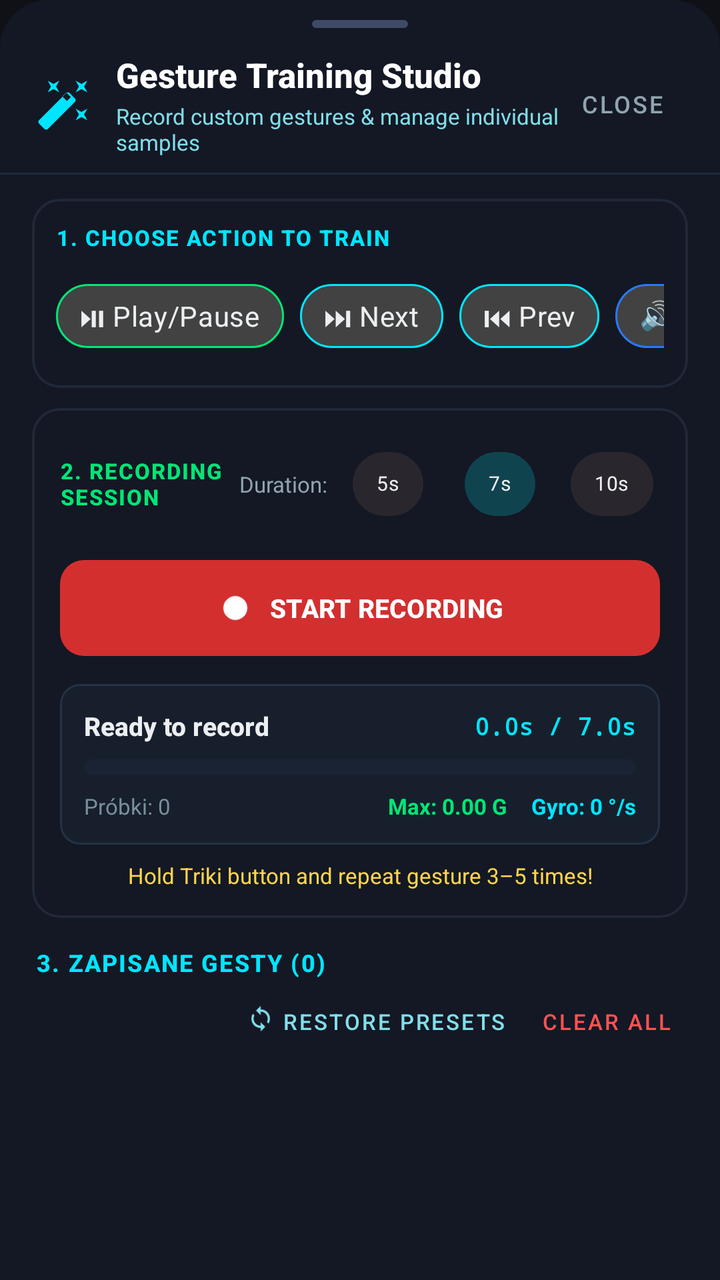
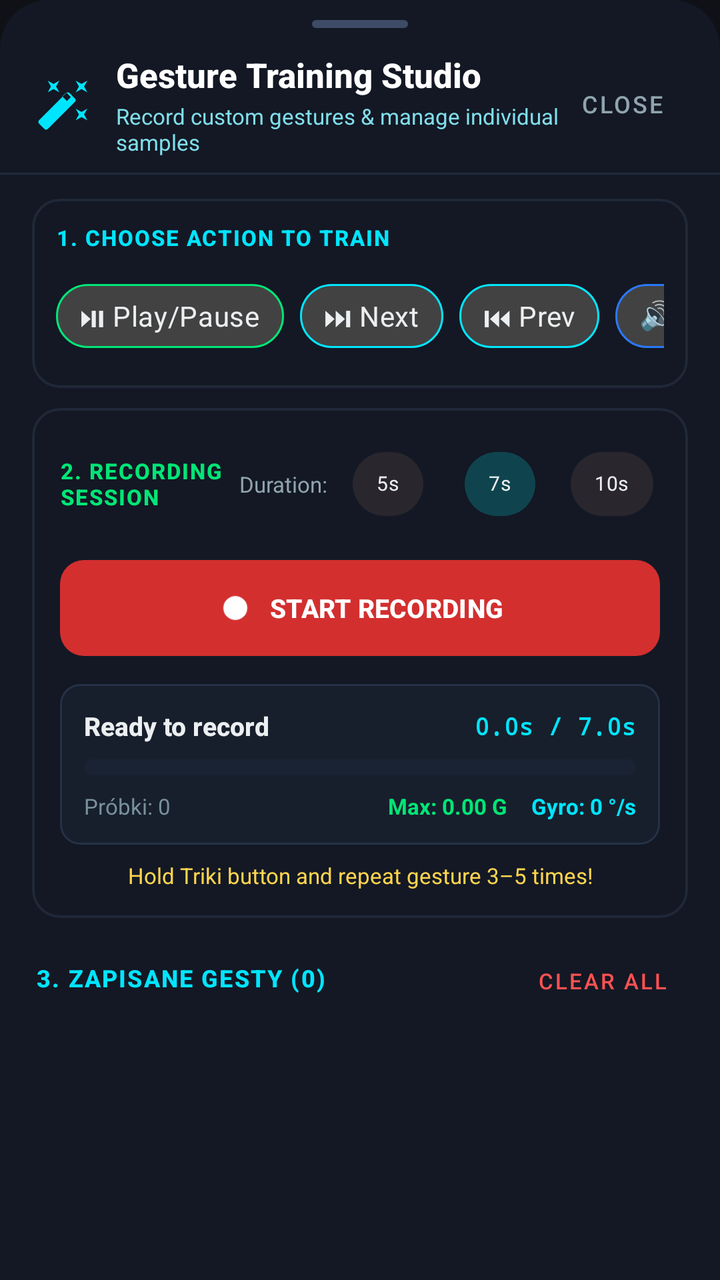

Before-and-after screenshots of an Android layout around one commit, followed by the original layout XML and the change that was made.
<!-- AndroidManifest.xml: application theme Theme.TrikiMusicController -->
<!-- res/layout/dialog_gesture_studio.xml -->
<?xml version="1.0" encoding="utf-8"?>
<LinearLayout xmlns:android="http://schemas.android.com/apk/res/android"
    xmlns:app="http://schemas.android.com/apk/res-auto"
    xmlns:tools="http://schemas.android.com/tools"
    android:layout_width="match_parent"
    android:layout_height="match_parent"
    android:background="@drawable/bg_bottom_sheet_surface"
    android:orientation="vertical">

    
    <View
        android:layout_width="48dp"
        android:layout_height="4dp"
        android:layout_gravity="center_horizontal"
        android:layout_marginTop="10dp"
        android:layout_marginBottom="12dp"
        android:background="@drawable/bg_bottom_sheet_handle" />

    
    <LinearLayout
        android:layout_width="match_parent"
        android:layout_height="wrap_content"
        android:gravity="center_vertical"
        android:orientation="horizontal"
        android:paddingHorizontal="18dp"
        android:paddingBottom="8dp">

        <ImageView
            android:layout_width="28dp"
            android:layout_height="28dp"
            android:src="@drawable/ic_gesture_studio"
            app:tint="#00E5FF"
            android:contentDescription="@string/studio_title" />

        <LinearLayout
            android:layout_width="0dp"
            android:layout_height="wrap_content"
            android:layout_marginStart="12dp"
            android:layout_weight="1"
            android:orientation="vertical">

            <TextView
                android:layout_width="wrap_content"
                android:layout_height="wrap_content"
                android:fontFamily="sans-serif-medium"
                android:text="@string/studio_title"
                android:textColor="#FFFFFF"
                android:textSize="17sp"
                android:textStyle="bold" />

            <TextView
                android:layout_width="wrap_content"
                android:layout_height="wrap_content"
                android:layout_marginTop="2dp"
                android:text="@string/studio_subtitle"
                android:textColor="#80DEEA"
                android:textSize="11sp" />
        </LinearLayout>

        <com.google.android.material.button.MaterialButton
            android:id="@+id/btnCloseStudio"
            style="@style/Widget.MaterialComponents.Button.TextButton"
            android:layout_width="wrap_content"
            android:layout_height="wrap_content"
            android:minWidth="0dp"
            android:paddingHorizontal="10dp"
            android:text="@string/btn_close"
            android:textColor="#90A4AE"
            android:textSize="12sp" />
    </LinearLayout>

    <View
        android:layout_width="match_parent"
        android:layout_height="1dp"
        android:background="#202A3C" />

    
    <androidx.core.widget.NestedScrollView
        android:layout_width="match_parent"
        android:layout_height="0dp"
        android:layout_weight="1"
        android:fillViewport="true">

        <LinearLayout
            android:layout_width="match_parent"
            android:layout_height="wrap_content"
            android:orientation="vertical"
            android:paddingBottom="24dp">

            
            <com.google.android.material.card.MaterialCardView
                android:layout_width="match_parent"
                android:layout_height="wrap_content"
                android:layout_marginHorizontal="16dp"
                android:layout_marginTop="12dp"
                app:cardBackgroundColor="#131824"
                app:cardCornerRadius="14dp"
                app:strokeColor="#202838"
                app:strokeWidth="1.2dp">

                <LinearLayout
                    android:layout_width="match_parent"
                    android:layout_height="wrap_content"
                    android:orientation="vertical"
                    android:padding="12dp">

                    <TextView
                        android:layout_width="wrap_content"
                        android:layout_height="wrap_content"
                        android:text="@string/step1_title"
                        android:textColor="#00E5FF"
                        android:textSize="11sp"
                        android:fontFamily="sans-serif-medium"
                        android:letterSpacing="0.06"
                        android:textStyle="bold"
                        android:layout_marginBottom="8dp" />

                    <HorizontalScrollView
                        android:layout_width="match_parent"
                        android:layout_height="wrap_content"
                        android:scrollbars="none">

                        <com.google.android.material.chip.ChipGroup
                            android:id="@+id/chipGroupAction"
                            android:layout_width="wrap_content"
                            android:layout_height="wrap_content"
                            app:singleSelection="true">

                            <com.google.android.material.chip.Chip
                                android:id="@+id/chipPlayPause"
                                style="@style/Widget.MaterialComponents.Chip.Choice"
                                android:layout_width="wrap_content"
                                android:layout_height="wrap_content"
                                android:text="⏯ Play/Pause"
                                android:textColor="#ECEFF1"
                                app:chipBackgroundColor="@color/cardview_dark_background"
                                app:chipStrokeColor="#00E676"
                                app:chipStrokeWidth="1dp" />

                            <com.google.android.material.chip.Chip
                                android:id="@+id/chipNext"
                                style="@style/Widget.MaterialComponents.Chip.Choice"
                                android:layout_width="wrap_content"
                                android:layout_height="wrap_content"
                                android:checked="true"
                                android:text="⏭ Next"
                                android:textColor="#ECEFF1"
                                app:chipBackgroundColor="@color/cardview_dark_background"
                                app:chipStrokeColor="#00E5FF"
                                app:chipStrokeWidth="1dp" />

                            <com.google.android.material.chip.Chip
                                android:id="@+id/chipPrev"
                                style="@style/Widget.MaterialComponents.Chip.Choice"
                                android:layout_width="wrap_content"
                                android:layout_height="wrap_content"
                                android:text="⏮ Prev"
                                android:textColor="#ECEFF1"
                                app:chipBackgroundColor="@color/cardview_dark_background"
                                app:chipStrokeColor="#00E5FF"
                                app:chipStrokeWidth="1dp" />

                            <com.google.android.material.chip.Chip
                                android:id="@+id/chipVolUp"
                                style="@style/Widget.MaterialComponents.Chip.Choice"
                                android:layout_width="wrap_content"
                                android:layout_height="wrap_content"
                                android:text="🔊 Vol +"
                                android:textColor="#ECEFF1"
                                app:chipBackgroundColor="@color/cardview_dark_background"
                                app:chipStrokeColor="#2979FF"
                                app:chipStrokeWidth="1dp" />

                            <com.google.android.material.chip.Chip
                                android:id="@+id/chipVolDown"
                                style="@style/Widget.MaterialComponents.Chip.Choice"
                                android:layout_width="wrap_content"
                                android:layout_height="wrap_content"
                                android:text="🔉 Vol -"
                                android:textColor="#ECEFF1"
                                app:chipBackgroundColor="@color/cardview_dark_background"
                                app:chipStrokeColor="#2979FF"
                                app:chipStrokeWidth="1dp" />

                            <com.google.android.material.chip.Chip
                                android:id="@+id/chipIdle"
                                style="@style/Widget.MaterialComponents.Chip.Choice"
                                android:layout_width="wrap_content"
                                android:layout_height="wrap_content"
                                android:text="🤫 Noise/Rest"
                                android:textColor="#ECEFF1"
                                app:chipBackgroundColor="@color/cardview_dark_background"
                                app:chipStrokeColor="#FFD54F"
                                app:chipStrokeWidth="1dp" />
                        </com.google.android.material.chip.ChipGroup>
                    </HorizontalScrollView>
                </LinearLayout>
            </com.google.android.material.card.MaterialCardView>

            
            <com.google.android.material.card.MaterialCardView
                android:layout_width="match_parent"
                android:layout_height="wrap_content"
                android:layout_marginHorizontal="16dp"
                android:layout_marginTop="10dp"
                app:cardBackgroundColor="#131824"
                app:cardCornerRadius="14dp"
                app:strokeColor="#202838"
                app:strokeWidth="1.2dp">

                <LinearLayout
                    android:layout_width="match_parent"
                    android:layout_height="wrap_content"
                    android:orientation="vertical"
                    android:padding="14dp">

                    
                    <LinearLayout
                        android:layout_width="match_parent"
                        android:layout_height="wrap_content"
                        android:gravity="center_vertical"
                        android:orientation="horizontal"
                        android:layout_marginBottom="10dp">

                        <TextView
                            android:layout_width="0dp"
                            android:layout_height="wrap_content"
                            android:layout_weight="1"
                            android:text="@string/step2_title"
                            android:textColor="#00E676"
                            android:textSize="11sp"
                            android:fontFamily="sans-serif-medium"
                            android:letterSpacing="0.06"
                            android:textStyle="bold" />

                        <TextView
                            android:layout_width="wrap_content"
                            android:layout_height="wrap_content"
                            android:text="@string/step2_duration"
                            android:textColor="#90A4AE"
                            android:textSize="11sp"
                            android:layout_marginEnd="6dp" />

                        <com.google.android.material.chip.ChipGroup
                            android:id="@+id/chipGroupDuration"
                            android:layout_width="wrap_content"
                            android:layout_height="wrap_content"
                            app:singleSelection="true">

                            <com.google.android.material.chip.Chip
                                android:id="@+id/chipDur5"
                                style="@style/Widget.MaterialComponents.Chip.Choice"
                                android:layout_width="wrap_content"
                                android:layout_height="wrap_content"
                                android:text="5s"
                                android:textColor="#ECEFF1"
                                android:textSize="10sp" />

                            <com.google.android.material.chip.Chip
                                android:id="@+id/chipDur7"
                                style="@style/Widget.MaterialComponents.Chip.Choice"
                                android:layout_width="wrap_content"
                                android:layout_height="wrap_content"
                                android:checked="true"
                                android:text="7s"
                                android:textColor="#ECEFF1"
                                android:textSize="10sp" />

                            <com.google.android.material.chip.Chip
                                android:id="@+id/chipDur10"
                                style="@style/Widget.MaterialComponents.Chip.Choice"
                                android:layout_width="wrap_content"
                                android:layout_height="wrap_content"
                                android:text="10s"
                                android:textColor="#ECEFF1"
                                android:textSize="10sp" />
                        </com.google.android.material.chip.ChipGroup>
                    </LinearLayout>

                    
                    <com.google.android.material.button.MaterialButton
                        android:id="@+id/btnRecordGesture"
                        android:layout_width="match_parent"
                        android:layout_height="56dp"
                        android:text="@string/step2_btn_record"
                        android:textColor="#FFFFFF"
                        android:textSize="13sp"
                        android:textStyle="bold"
                        app:backgroundTint="#D32F2F"
                        app:cornerRadius="12dp"
                        app:icon="@drawable/ic_record"
                        app:iconGravity="textStart"
                        app:iconPadding="8dp"
                        app:iconTint="#FFFFFF" />

                    
                    <com.google.android.material.card.MaterialCardView
                        android:layout_width="match_parent"
                        android:layout_height="wrap_content"
                        android:layout_marginTop="10dp"
                        app:cardBackgroundColor="#171F2C"
                        app:cardCornerRadius="10dp"
                        app:strokeColor="#253246"
                        app:strokeWidth="1dp">

                        <LinearLayout
                            android:layout_width="match_parent"
                            android:layout_height="wrap_content"
                            android:orientation="vertical"
                            android:padding="12dp">

                            <LinearLayout
                                android:layout_width="match_parent"
                                android:layout_height="wrap_content"
                                android:gravity="center_vertical"
                                android:orientation="horizontal">

                                <TextView
                                    android:id="@+id/txtRecordStatus"
                                    android:layout_width="0dp"
                                    android:layout_height="wrap_content"
                                    android:layout_weight="1"
                                    android:text="@string/step2_ready"
                                    android:textColor="#ECEFF1"
                                    android:textSize="13sp"
                                    android:fontFamily="sans-serif-medium"
                                    android:textStyle="bold" />

                                <TextView
                                    android:id="@+id/txtRecordCountdown"
                                    android:layout_width="wrap_content"
                                    android:layout_height="wrap_content"
                                    android:text="0.0s / 7.0s"
                                    android:textColor="#00E5FF"
                                    android:textSize="12sp"
                                    android:fontFamily="monospace"
                                    android:textStyle="bold" />
                            </LinearLayout>

                            <ProgressBar
                                android:id="@+id/pbRecordProgress"
                                style="@style/Widget.AppCompat.ProgressBar.Horizontal"
                                android:layout_width="match_parent"
                                android:layout_height="8dp"
                                android:layout_marginTop="8dp"
                                android:layout_marginBottom="8dp"
                                android:progressDrawable="@drawable/pb_accel_track"
                                android:max="100"
                                android:progress="0" />

                            
                            <LinearLayout
                                android:layout_width="match_parent"
                                android:layout_height="wrap_content"
                                android:gravity="center_vertical"
                                android:orientation="horizontal">

                                <TextView
                                    android:id="@+id/txtRecordSamplesCount"
                                    android:layout_width="0dp"
                                    android:layout_height="wrap_content"
                                    android:layout_weight="1"
                                    android:text="Próbki: 0"
                                    android:textColor="#78909C"
                                    android:textSize="11sp" />

                                <TextView
                                    android:id="@+id/txtRecordLivePeakG"
                                    android:layout_width="wrap_content"
                                    android:layout_height="wrap_content"
                                    android:layout_marginEnd="12dp"
                                    android:text="Max: 0.00 G"
                                    android:textColor="#00E676"
                                    android:textSize="11sp"
                                    android:textStyle="bold" />

                                <TextView
                                    android:id="@+id/txtRecordLivePeakGyro"
                                    android:layout_width="wrap_content"
                                    android:layout_height="wrap_content"
                                    android:text="Gyro: 0 °/s"
                                    android:textColor="#00E5FF"
                                    android:textSize="11sp"
                                    android:textStyle="bold" />
                            </LinearLayout>
                        </LinearLayout>
                    </com.google.android.material.card.MaterialCardView>

                    <TextView
                        android:layout_width="match_parent"
                        android:layout_height="wrap_content"
                        android:layout_marginTop="8dp"
                        android:text="@string/step2_recording_hint"
                        android:textColor="#FFD54F"
                        android:textSize="11sp"
                        android:gravity="center_horizontal" />
                </LinearLayout>
            </com.google.android.material.card.MaterialCardView>

            
            <LinearLayout
                android:layout_width="match_parent"
                android:layout_height="wrap_content"
                android:orientation="vertical"
                android:layout_marginTop="14dp">

                
                <LinearLayout
                    android:layout_width="match_parent"
                    android:layout_height="wrap_content"
                    android:orientation="vertical"
                    android:paddingHorizontal="18dp"
                    android:layout_marginBottom="6dp">

                    <TextView
                        android:id="@+id/txtRecordedGesturesHeader"
                        android:layout_width="match_parent"
                        android:layout_height="wrap_content"
                        android:text="3. ZAPISANE GESTY (0)"
                        android:textColor="#00E5FF"
                        android:textSize="12sp"
                        android:fontFamily="sans-serif-medium"
                        android:letterSpacing="0.06"
                        android:textStyle="bold" />

                    <LinearLayout
                        android:layout_width="match_parent"
                        android:layout_height="wrap_content"
                        android:layout_marginTop="4dp"
                        android:gravity="center_vertical|end"
                        android:orientation="horizontal">

                        <com.google.android.material.button.MaterialButton
                            android:id="@+id/btnRestorePresets"
                            style="@style/Widget.MaterialComponents.Button.TextButton"
                            android:layout_width="wrap_content"
                            android:layout_height="32dp"
                            android:minWidth="0dp"
                            android:paddingHorizontal="6dp"
                            android:text="@string/btn_restore_defaults"
                            android:textColor="#80DEEA"
                            android:textSize="11sp"
                            app:icon="@drawable/ic_restore"
                            app:iconSize="14dp"
                            app:iconTint="#80DEEA" />

                        <com.google.android.material.button.MaterialButton
                            android:id="@+id/btnClearAllGestures"
                            style="@style/Widget.MaterialComponents.Button.TextButton"
                            android:layout_width="wrap_content"
                            android:layout_height="32dp"
                            android:minWidth="0dp"
                            android:layout_marginStart="6dp"
                            android:paddingHorizontal="6dp"
                            android:text="@string/btn_delete_all"
                            android:textColor="#FF5252"
                            android:textSize="11sp" />
                    </LinearLayout>
                </LinearLayout>

                
                <TextView
                    android:id="@+id/txtEmptyGesturesList"
                    android:layout_width="match_parent"
                    android:layout_height="wrap_content"
                    android:gravity="center"
                    android:padding="24dp"
                    android:text="@string/no_recorded_gestures"
                    android:textColor="#607D8B"
                    android:textSize="13sp"
                    android:visibility="gone" />

                
                <androidx.recyclerview.widget.RecyclerView
                    android:id="@+id/recyclerRecordedGestures"
                    android:layout_width="match_parent"
                    android:layout_height="wrap_content"
                    android:nestedScrollingEnabled="false" />
            </LinearLayout>

        </LinearLayout>
    </androidx.core.widget.NestedScrollView>
</LinearLayout>
<!-- resources referenced by this layout -->
<resources>
  <!-- drawable bg_bottom_sheet_handle (drawable) -->
  <?xml version="1.0" encoding="utf-8"?>
  <shape xmlns:android="http://schemas.android.com/apk/res/android"
      android:shape="rectangle">
      <corners android:radius="3dp" />
      <solid android:color="#3D4B66" />
  </shape>
  <!-- drawable bg_bottom_sheet_surface (drawable) -->
  <?xml version="1.0" encoding="utf-8"?>
  <shape xmlns:android="http://schemas.android.com/apk/res/android"
      android:shape="rectangle">
      <corners
          android:topLeftRadius="24dp"
          android:topRightRadius="24dp" />
      <solid android:color="#131824" />
  </shape>
  <!-- drawable ic_record (drawable) -->
  <vector xmlns:android="http://schemas.android.com/apk/res/android"
      android:width="24dp"
      android:height="24dp"
      android:viewportWidth="24"
      android:viewportHeight="24">
      <path
          android:fillColor="#FF5252"
          android:pathData="M12,12m-8,0a8,8 0,1 1,16 0a8,8 0,1 1,-16 0"/>
  </vector>
  <!-- drawable ic_restore (drawable) -->
  <vector xmlns:android="http://schemas.android.com/apk/res/android"
      android:width="24dp"
      android:height="24dp"
      android:viewportWidth="24"
      android:viewportHeight="24">
      <path
          android:fillColor="#80DEEA"
          android:pathData="M12,4V1L8,5l4,4V6c3.31,0 6,2.69 6,6 0,1.01 -0.25,1.97 -0.7,2.8l1.46,1.46A7.93,7.93 0,0 0,20,12c0,-4.42 -3.58,-8 -8,-8zm0,14c-3.31,0 -6,-2.69 -6,-6 0,-1.01 0.25,-1.97 0.7,-2.8L5.24,7.74A7.93,7.93 0,0 0,4,12c0,4.42 3.58,8 8,8v3l4,-4 -4,-4v3z"/>
  </vector>
  <!-- drawable pb_accel_track (drawable) -->
  <?xml version="1.0" encoding="utf-8"?>
  <layer-list xmlns:android="http://schemas.android.com/apk/res/android">
      <item android:id="@android:id/background">
          <shape>
              <corners android:radius="4dp" />
              <solid android:color="#1A2333" />
          </shape>
      </item>
      <item android:id="@android:id/progress">
          <scale android:scaleWidth="100%">
              <shape>
                  <corners android:radius="4dp" />
                  <gradient
                      android:startColor="#00C853"
                      android:endColor="#69F0AE"
                      android:angle="0" />
              </shape>
          </scale>
      </item>
  </layer-list>
  <string name="btn_close">Close</string>
  <string name="btn_delete_all">Clear All</string>
  <string name="btn_restore_defaults">Restore Presets</string>
  <string name="no_recorded_gestures">No gestures saved yet.\nSelect an action above and record your first gesture!</string>
  <string name="step1_title">1. CHOOSE ACTION TO TRAIN</string>
  <string name="step2_btn_record">START RECORDING</string>
  <string name="step2_duration">Duration:</string>
  <string name="step2_ready">Ready to record</string>
  <string name="step2_recording_hint">Hold Triki button and repeat gesture 3–5 times!</string>
  <string name="step2_title">2. RECORDING SESSION</string>
  <string name="studio_subtitle">Record custom gestures &amp; manage individual samples</string>
  <string name="studio_title">Gesture Training Studio</string>
  <style name="Theme.TrikiMusicController" parent="Theme.Material3.Dark.NoActionBar">
          <item name="colorPrimary">#00E5FF</item>
          <item name="android:statusBarColor">#0F1117</item>
          <item name="android:navigationBarColor">#0F1117</item>
          <item name="android:windowBackground">#0F1117</item>
      </style>
  <!-- unchanged entries left out for length: 1 -->
</resources>

<!-- the commit's change to res/layout/dialog_gesture_studio.xml (unified diff, before → after) -->
@@ -408,14 +408,16 @@
                 <LinearLayout
                     android:layout_width="match_parent"
                     android:layout_height="wrap_content"
-                    android:orientation="vertical"
+                    android:gravity="center_vertical"
+                    android:orientation="horizontal"
                     android:paddingHorizontal="18dp"
-                    android:layout_marginBottom="6dp">
+                    android:layout_marginBottom="8dp">
 
                     <TextView
                         android:id="@+id/txtRecordedGesturesHeader"
-                        android:layout_width="match_parent"
-                        android:layout_height="wrap_content"
+                        android:layout_width="0dp"
+                        android:layout_height="wrap_content"
+                        android:layout_weight="1"
                         android:text="3. ZAPISANE GESTY (0)"
                         android:textColor="#00E5FF"
                         android:textSize="12sp"
@@ -423,39 +425,16 @@
                         android:letterSpacing="0.06"
                         android:textStyle="bold" />
 
-                    <LinearLayout
-                        android:layout_width="match_parent"
-                        android:layout_height="wrap_content"
-                        android:layout_marginTop="4dp"
-                        android:gravity="center_vertical|end"
-                        android:orientation="horizontal">
-
-                        <com.google.android.material.button.MaterialButton
-                            android:id="@+id/btnRestorePresets"
-                            style="@style/Widget.MaterialComponents.Button.TextButton"
-                            android:layout_width="wrap_content"
-                            android:layout_height="32dp"
-                            android:minWidth="0dp"
-                            android:paddingHorizontal="6dp"
-                            android:text="@string/btn_restore_defaults"
-                            android:textColor="#80DEEA"
-                            android:textSize="11sp"
-                            app:icon="@drawable/ic_restore"
-                            app:iconSize="14dp"
-                            app:iconTint="#80DEEA" />
-
-                        <com.google.android.material.button.MaterialButton
-                            android:id="@+id/btnClearAllGestures"
-                            style="@style/Widget.MaterialComponents.Button.TextButton"
-                            android:layout_width="wrap_content"
-                            android:layout_height="32dp"
-                            android:minWidth="0dp"
-                            android:layout_marginStart="6dp"
-                            android:paddingHorizontal="6dp"
-                            android:text="@string/btn_delete_all"
-                            android:textColor="#FF5252"
-                            android:textSize="11sp" />
-                    </LinearLayout>
+                    <com.google.android.material.button.MaterialButton
+                        android:id="@+id/btnClearAllGestures"
+                        style="@style/Widget.MaterialComponents.Button.TextButton"
+                        android:layout_width="wrap_content"
+                        android:layout_height="32dp"
+                        android:minWidth="0dp"
+                        android:paddingHorizontal="8dp"
+                        android:text="@string/btn_delete_all"
+                        android:textColor="#FF5252"
+                        android:textSize="11sp" />
                 </LinearLayout>
 
                 
<!-- resource entries referenced after the edit -->
@@ -26,16 +26,6 @@
           android:fillColor="#FF5252"
           android:pathData="M12,12m-8,0a8,8 0,1 1,16 0a8,8 0,1 1,-16 0"/>
   </vector>
-  <!-- drawable ic_restore (drawable) -->
-  <vector xmlns:android="http://schemas.android.com/apk/res/android"
-      android:width="24dp"
-      android:height="24dp"
-      android:viewportWidth="24"
-      android:viewportHeight="24">
-      <path
-          android:fillColor="#80DEEA"
-          android:pathData="M12,4V1L8,5l4,4V6c3.31,0 6,2.69 6,6 0,1.01 -0.25,1.97 -0.7,2.8l1.46,1.46A7.93,7.93 0,0 0,20,12c0,-4.42 -3.58,-8 -8,-8zm0,14c-3.31,0 -6,-2.69 -6,-6 0,-1.01 0.25,-1.97 0.7,-2.8L5.24,7.74A7.93,7.93 0,0 0,4,12c0,4.42 3.58,8 8,8v3l4,-4 -4,-4v3z"/>
-  </vector>
   <!-- drawable pb_accel_track (drawable) -->
   <?xml version="1.0" encoding="utf-8"?>
   <layer-list xmlns:android="http://schemas.android.com/apk/res/android">
@@ -59,7 +49,6 @@
   </layer-list>
   <string name="btn_close">Close</string>
   <string name="btn_delete_all">Clear All</string>
-  <string name="btn_restore_defaults">Restore Presets</string>
   <string name="no_recorded_gestures">No gestures saved yet.\nSelect an action above and record your first gesture!</string>
   <string name="step1_title">1. CHOOSE ACTION TO TRAIN</string>
   <string name="step2_btn_record">START RECORDING</string>
